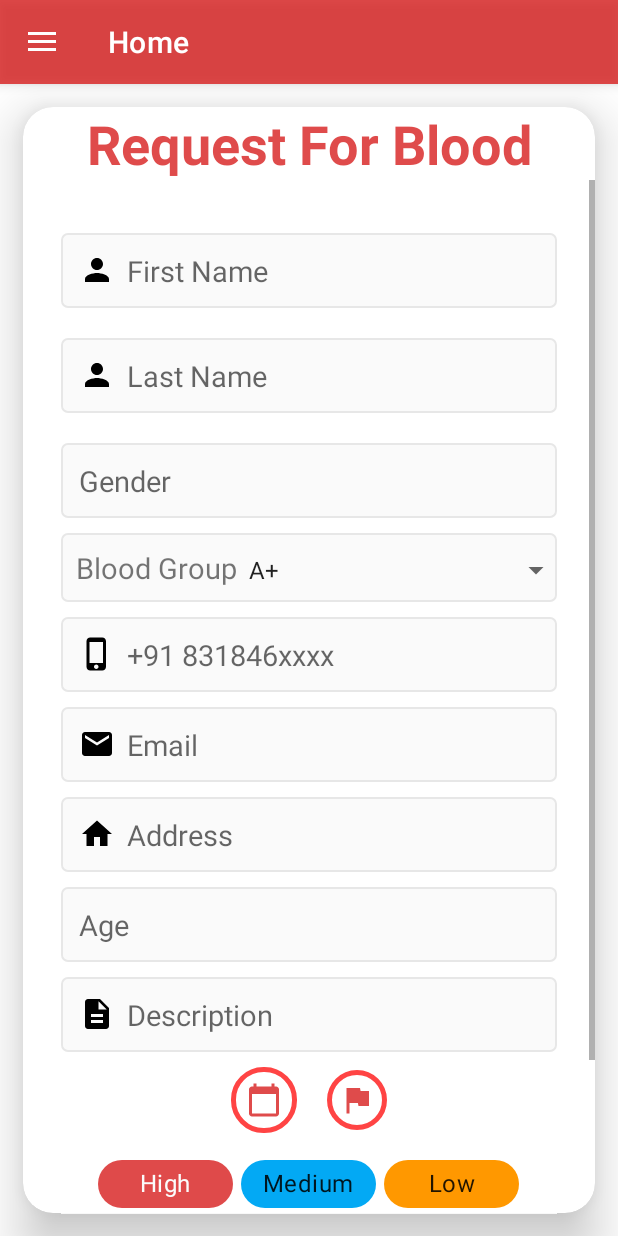
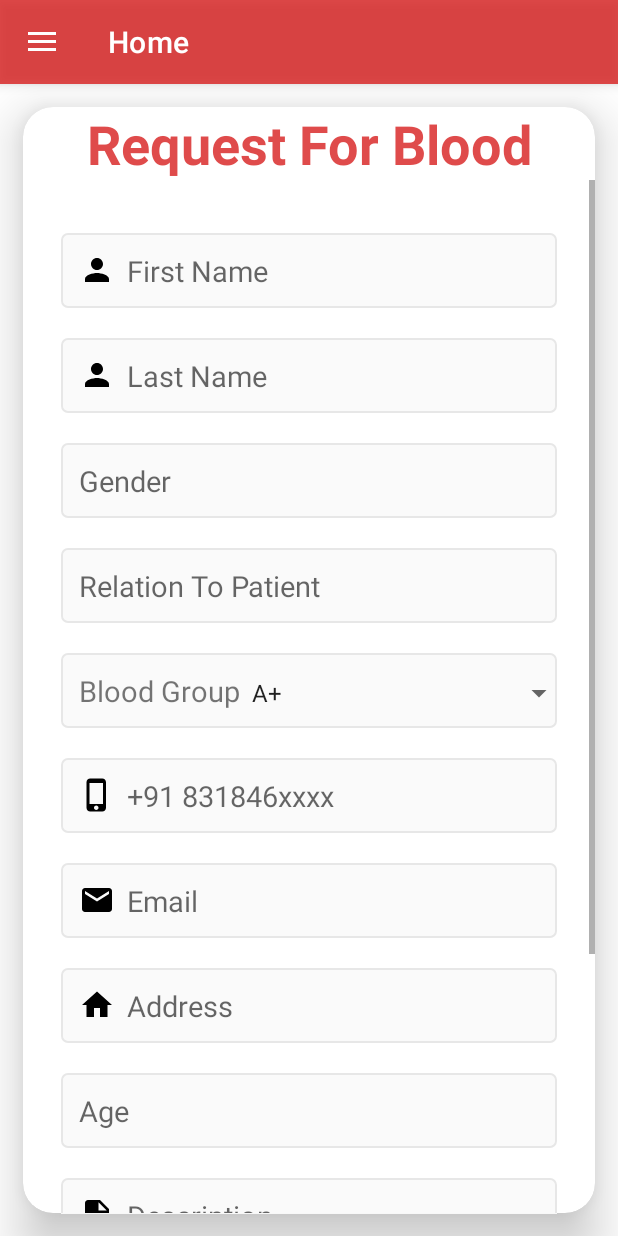
Before and after one commit to AndroidLord/BloodLink, an Android app: the fragment RequestBloodFragment placed in its activity, on a phone screen of 412 x 824 dp. Run offline under Robolectric (Android 15) with nearby library versions, the phone set to English and light mode, and no system bars; our stand-ins replace Firebase (no records; nobody signed in at launch, a user with empty details on screens opened directly); Roboto replaces fonts that are not available here.

Commit message:
Updating Requesting Blood UI 2

```diff
--- /dev/null
+++ b/app/src/main/res/drawable/baseline_radio_button_checked_24.xml
@@ -0,0 +1,5 @@
+<vector android:height="24dp" android:tint="#F8F7F7"
+    android:viewportHeight="24" android:viewportWidth="24"
+    android:width="24dp" xmlns:android="http://schemas.android.com/apk/res/android">
+    <path android:fillColor="@android:color/white" android:pathData="M12,7c-2.76,0 -5,2.24 -5,5s2.24,5 5,5 5,-2.24 5,-5 -2.24,-5 -5,-5zM12,2C6.48,2 2,6.48 2,12s4.48,10 10,10 10,-4.48 10,-10S17.52,2 12,2zM12,20c-4.42,0 -8,-3.58 -8,-8s3.58,-8 8,-8 8,3.58 8,8 -3.58,8 -8,8z"/>
+</vector>
--- /dev/null
+++ b/app/src/main/res/drawable/baseline_radio_button_unchecked_24.xml
@@ -0,0 +1,5 @@
+<vector android:height="24dp" android:tint="#F8F7F7"
+    android:viewportHeight="24" android:viewportWidth="24"
+    android:width="24dp" xmlns:android="http://schemas.android.com/apk/res/android">
+    <path android:fillColor="@android:color/white" android:pathData="M12,2C6.48,2 2,6.48 2,12s4.48,10 10,10 10,-4.48 10,-10S17.52,2 12,2zM12,20c-4.42,0 -8,-3.58 -8,-8s3.58,-8 8,-8 8,3.58 8,8 -3.58,8 -8,8z"/>
+</vector>
--- a/app/src/main/res/layout/fragment_contact_us.xml
+++ b/app/src/main/res/layout/fragment_contact_us.xml
@@ -77,7 +77,7 @@
         android:layout_height="150dp"
         android:layout_marginTop="10dp"
         android:layout_marginBottom="10dp"
-        android:backgroundTint="@color/colorPrimaryDark"
+        android:backgroundTint="@color/grey"
         android:breakStrategy="balanced"
         android:fitsSystemWindows="true"
         android:gravity="top"
--- a/app/src/main/res/layout/fragment_request_blood.xml
+++ b/app/src/main/res/layout/fragment_request_blood.xml
@@ -89,22 +89,30 @@
                         android:layout_width="match_parent"
                         android:layout_height="50dp"
                         android:layout_marginTop="20dp"
+                        android:padding="12dp"
                         android:background="@drawable/background_edit_text"
                         android:hint="Gender"
-                        android:importantForAutofill="auto"
-                        android:padding="12dp"
-                        android:singleLine="true"
                         android:textColorHighlight="@color/cardview_dark_background"
                         android:textSize="19sp" />
 
+                    <TextView
+                        android:id="@+id/relationToPatient_RequestBlood_TextView"
+                        android:layout_width="match_parent"
+                        android:layout_height="50dp"
+                        android:background="@drawable/background_edit_text"
+                        android:hint="Relation To Patient"
+                        android:layout_marginTop="20dp"
+                        android:padding="12dp"
+                        android:textColorHighlight="@color/cardview_dark_background"
+                        android:textSize="19sp" />
 
                     <LinearLayout
                         android:layout_width="match_parent"
                         android:layout_height="wrap_content"
-                        android:layout_marginTop="10dp"
                         android:background="@drawable/background_edit_text"
                         android:orientation="horizontal"
-                        android:padding="10dp">
+                        android:layout_marginTop="20dp"
+                        android:padding="12dp">
 
                         <TextView
                             android:layout_width="wrap_content"
@@ -124,15 +132,15 @@
                         android:id="@+id/phone_bloodRequest"
                         android:layout_width="match_parent"
                         android:layout_height="wrap_content"
-                        android:layout_marginTop="10dp"
+                        android:layout_marginTop="20dp"
+                        android:padding="12dp"
                         android:autofillHints="phone"
                         android:background="@drawable/background_edit_text"
                         android:drawableStart="@drawable/baseline_phone_iphone_24"
                         android:drawablePadding="8dp"
                         android:hint="+91 831846xxxx"
+                        android:inputType="phone"
                         android:importantForAutofill="auto"
-                        android:padding="12dp"
-                        android:singleLine="true"
                         android:textColorHighlight="@color/cardview_dark_background"
                         android:textSize="19sp" />
 
@@ -140,71 +148,68 @@
 
                         android:id="@+id/email_bloodRequest"
                         android:layout_width="match_parent"
-                        android:layout_height="wrap_content"
-                        android:layout_marginTop="10dp"
+                        android:layout_height="50dp"
                         android:autofillHints="phone"
                         android:background="@drawable/background_edit_text"
                         android:drawableStart="@drawable/email_icon"
                         android:drawablePadding="8dp"
                         android:hint="@string/email"
                         android:importantForAutofill="auto"
+                        android:layout_marginTop="20dp"
                         android:padding="12dp"
+                        android:inputType="textEmailAddress"
                         android:singleLine="true"
-                        android:textColorHighlight="@color/cardview_dark_background"
                         android:textSize="19sp" />
 
                     <EditText
                         android:id="@+id/address_BloodRequest"
                         android:layout_width="match_parent"
-                        android:layout_height="wrap_content"
-                        android:layout_marginTop="10dp"
+                        android:layout_height="50dp"
+                        android:layout_marginTop="20dp"
+                        android:padding="12dp"
                         android:autofillHints="phone"
                         android:background="@drawable/background_edit_text"
                         android:drawableStart="@drawable/home_icon"
                         android:drawablePadding="8dp"
                         android:hint="@string/address"
                         android:importantForAutofill="auto"
-                        android:padding="12dp"
                         android:singleLine="true"
-                        android:textColorHighlight="@color/cardview_dark_background"
+                        android:inputType="textMultiLine"
                         android:textSize="19sp" />
 
                     <EditText
                         android:id="@+id/age_BloodRequest"
                         android:layout_width="match_parent"
-                        android:layout_height="wrap_content"
-                        android:layout_marginTop="10dp"
+                        android:layout_height="50dp"
+                        android:layout_marginTop="20dp"
+                        android:padding="12dp"
                         android:autofillHints="phone"
                         android:background="@drawable/background_edit_text"
                         android:drawablePadding="8dp"
                         android:hint="@string/age"
                         android:importantForAutofill="auto"
-                        android:padding="12dp"
                         android:singleLine="true"
-                        android:textColorHighlight="@color/cardview_dark_background"
                         android:textSize="19sp" />
 
                     <EditText
                         android:id="@+id/description_BloodRequest"
                         android:layout_width="match_parent"
                         android:layout_height="wrap_content"
-                        android:layout_marginTop="10dp"
-                        android:autofillHints="phone"
                         android:background="@drawable/background_edit_text"
                         android:drawableStart="@drawable/baseline_description_24"
                         android:drawablePadding="8dp"
                         android:hint="@string/description"
                         android:importantForAutofill="auto"
                         android:inputType="textLongMessage"
+                        android:layout_marginTop="20dp"
                         android:padding="12dp"
-                        android:singleLine="true"
-                        android:textColorHighlight="@color/cardview_dark_background"
                         android:textSize="19sp" />
 
                   <LinearLayout
                       android:layout_width="match_parent"
                       android:gravity="center"
-                      android:layout_marginTop="10dp"
+                      android:layout_marginTop="20dp"
+                      android:padding="12dp"
                       android:layout_height="wrap_content">
 
 
@@ -212,7 +217,6 @@
                           android:id="@+id/button"
                           android:layout_width="wrap_content"
                           android:layout_height="wrap_content"
-
                           android:background="@drawable/custom_edittext"
                           android:padding="10dp"
                           android:src="@drawable/calendar_icon"
@@ -224,19 +228,19 @@
                           android:layout_height="wrap_content"
                           android:layout_marginStart="20dp"
                           android:background="@drawable/custom_edittext"
-                          android:padding="8dp"
+                          android:padding="10dp"
                           android:src="@drawable/flag_icon"
                           app:tint="@color/red" />
 
                   </LinearLayout>
 
                     <com.google.android.material.chip.ChipGroup
-                        android:layout_width="wrap_content"
+                        android:layout_width="match_parent"
                         android:layout_height="wrap_content"
                         android:id="@+id/chipButtonGroup_RequestBlood"
                         android:layout_marginTop="10dp"
                         android:layout_gravity="center"
-                        android:visibility="visible">
+                        android:visibility="gone">
 
                         <LinearLayout
                             android:layout_width="match_parent"
@@ -245,36 +249,36 @@
                             <com.google.android.material.chip.Chip
                                 android:layout_width="90dp"
                                 android:layout_height="wrap_content"
-                                android:textAlignment="center"
+                                android:textAlignment="textStart"
+                                app:chipIcon="@drawable/baseline_radio_button_unchecked_24"
+                                app:chipBackgroundColor="@color/red"
                                 android:id="@+id/redChip_RequestBlood"
-                                android:backgroundTint="@color/red"
                                 android:text="High"
-                                android:layout_marginEnd="5dp"
                                 android:textColor="#FBFBFB"
-                                android:textColorHint="#FFFFFF"
                                 android:textSize="16sp" />
 
                             <com.google.android.material.chip.Chip
-                                android:layout_width="90dp"
+                                android:layout_width="wrap_content"
                                 android:layout_height="wrap_content"
-                                android:textAlignment="center"
+                                android:textAlignment="textStart"
+                                app:chipIcon="@drawable/baseline_radio_button_unchecked_24"
+                                app:chipBackgroundColor="@color/blue"
                                 android:id="@+id/blueChip_RequestBlood"
-                                android:backgroundTint="@color/blue"
                                 android:text="Medium"
-                                android:textColorHint="#FFFCFC"
-                                android:textSize="16sp"
-                                android:textStyle="bold" />
+                                android:textColor="#FBFBFB"
+                                android:textSize="16sp" />
 
                             <com.google.android.material.chip.Chip
-                                android:layout_width="90dp"
-                                android:layout_height="wrap_content"
-                                android:textAlignment="center"
-                                android:layout_marginStart="5dp"
-                                android:id="@+id/yellowChip_RequestBlood"
-                                android:backgroundTint="@color/yellow"
-                                android:text="Low"
-                                android:textColorHint="#FDFCFC"
-                                android:textSize="16sp" />
+                            android:layout_width="wrap_content"
+                            android:layout_height="wrap_content"
+                            android:textAlignment="textStart"
+                                android:layout_weight="1"
+                            app:chipIcon="@drawable/baseline_radio_button_unchecked_24"
+                            app:chipBackgroundColor="@color/yellow"
+                            android:id="@+id/yellowChip_RequestBlood"
+                            android:text="Low"
+                            android:textColor="#FBFBFB"
+                            android:textSize="16sp" />
                         </LinearLayout>
                     </com.google.android.material.chip.ChipGroup>
 
```
Also changed, not shown: app/src/main/java/com/example/bloodlink/fragment/RequestBloodFragment.java (+36 -8 lines).
